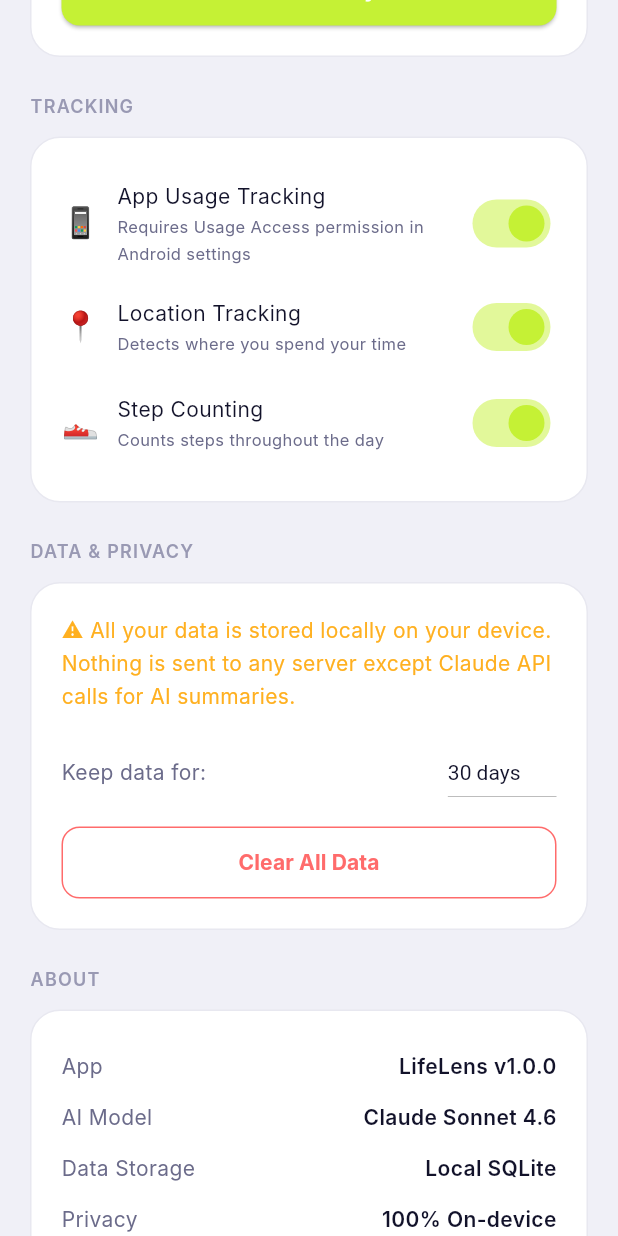
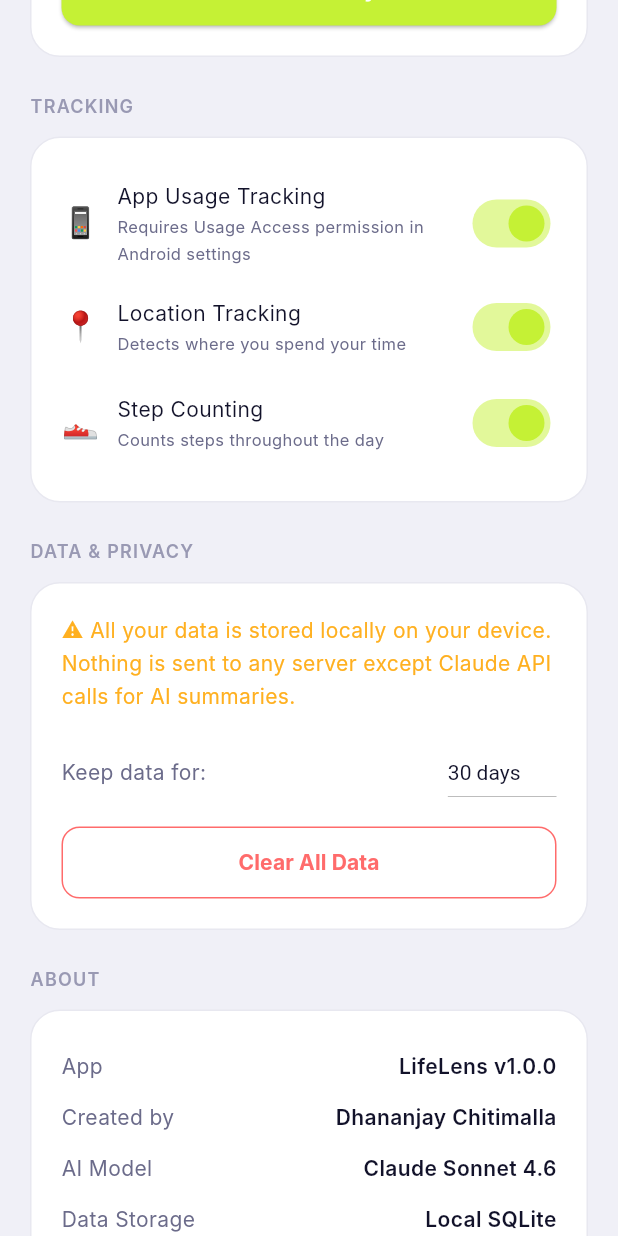
Before and after one commit to Dhananjay-cell-debug/Testing-claude-code, a Flutter app: the SettingsScreen screen opened directly, scrolled down 576 dp, on a phone screen of 412 x 824 dp. Run offline on Flutter 3.47's test engine with Material 3 defaults, Android fonts, the phone set to English and light mode, and no system bars; our stand-ins replace fl_chart, flutter_local_notifications, geocoding, geolocator, pedometer, permission_handler and 2 more; missing offline and left inert: app_usage, flutter_background_service; accounts and stored records are empty; Roboto replaces fonts that are missing (Inter).

Commit message:
Add creator credit in About section
Added 'Created by: Dhananjay Chitimalla' to Settings > About section.

https://claude.ai/code/session_011yJqiRjPLxvssSkSMB3nbq

```diff
--- a/life_lens/lib/screens/settings_screen.dart
+++ b/life_lens/lib/screens/settings_screen.dart
@@ -287,6 +287,7 @@ class _SettingsScreenState extends State<SettingsScreen> {
       title: 'ABOUT',
       children: [
         _InfoRow(label: 'App', value: 'LifeLens v1.0.0'),
+        _InfoRow(label: 'Created by', value: 'Dhananjay Chitimalla'),
         _InfoRow(label: 'AI Model', value: 'Claude Sonnet 4.6'),
         _InfoRow(label: 'Data Storage', value: 'Local SQLite'),
         _InfoRow(label: 'Privacy', value: '100% On-device'),
```
